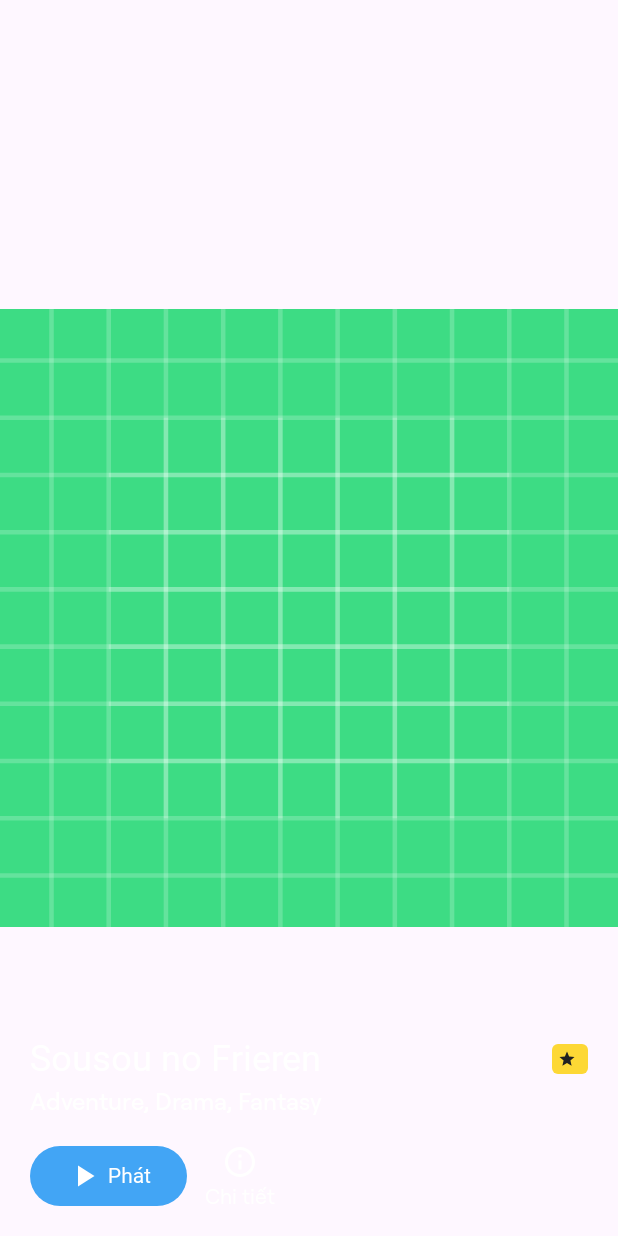
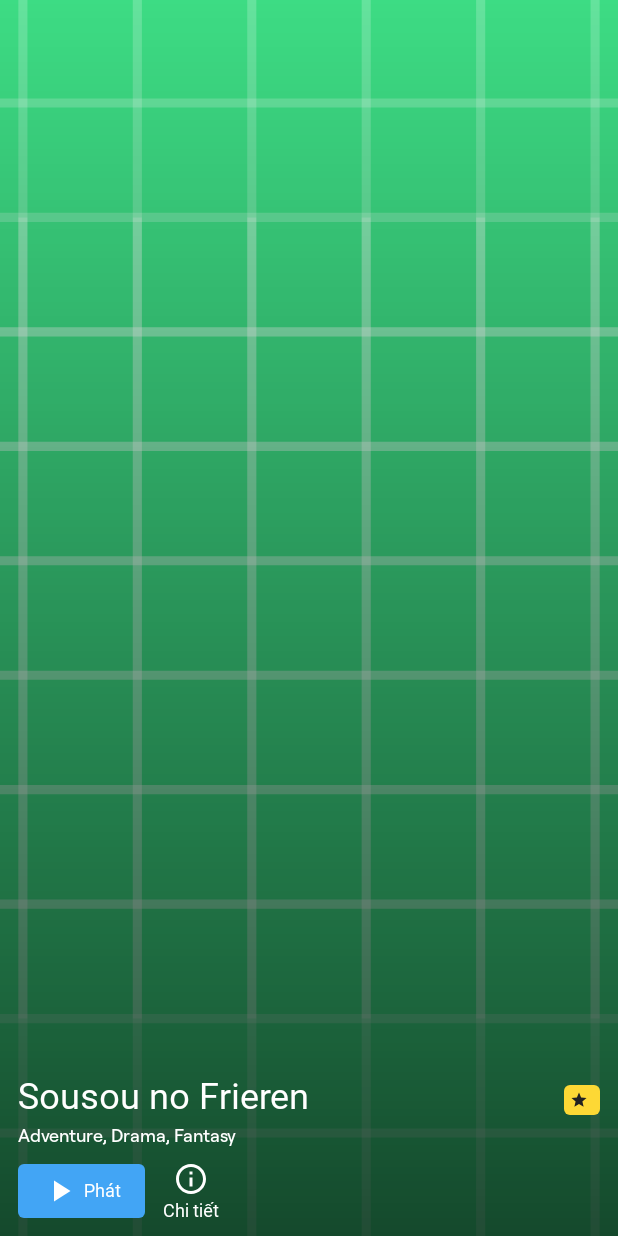
Before and after one commit to BaoLam2610/MrBeastAnime, an Android app: the layout item_top_anime_slider.xml on its own in the app's theme, with its tools: preview values and no code run, on a phone screen of 412 x 824 dp. Run offline under Robolectric (Android 15) with nearby library versions, the phone set to English and light mode, and no system bars; network calls fail.

Commit message:
Style: Refine UI and update dependencies
This commit refines the UI in `activity_main.xml` and `item_top_anime_slider.xml` and updates the `TopAnime` model to use `largeImageUrl` for thumbnails.

Key changes include:
- Modified `activity_main.xml` to use `LinearLayout` instead of `ConstraintLayout` and adjusted the layout parameters for the `FragmentContainerView` and `BottomNavigationView`.
- Updated the layout of `item_top_anime_slider.xml`:
    - Changed the `ImageView` for the thumbnail to have `layout_height="match_parent"` and added `scaleType="centerCrop"` and a foreground gradient.
    - Adjusted the margins and text styles for the score, title, and genres TextViews.
    - Changed the background drawable, background tint, and padding for the "Play" button.
- Added new drawable resources: `bg_thumbnail_placeholder.xml` (solid color placeholder), `bg_thumbnail_gradient.xml` (gradient overlay), and `bg_circle_placeholder.xml` (circular solid color).
- Modified `ImageViewBindingAdapters.kt` to use the `loadImage` extension function instead of `loadBlurImage` for the thumbnail.
- Updated the `TopAnime` model to use `images?.jpg?.largeImageUrl` for the thumbnail URL in the `displayThumbnail()` method.
- In `fragment_home.xml`, adjusted the height percentage of the `ViewPager2` and added a search button with a circular background.
- Added `semibold_12`, `semibold_20`, and updated `medium_24` text styles in `themes.xml`.

```diff
--- a/app/base/src/main/res/values/themes.xml
+++ b/app/base/src/main/res/values/themes.xml
@@ -69,6 +69,10 @@
     </style>
 
     <!-- Semibold Variants -->
+    <style name="semibold_12" parent="roobert_semibold">
+        <item name="android:textSize">12sp</item>
+    </style>
+
     <style name="semibold_14" parent="roobert_semibold">
         <item name="android:textSize">14sp</item>
     </style>
@@ -79,6 +83,10 @@
 
     <style name="semibold_18" parent="roobert_semibold">
         <item name="android:textSize">18sp</item>
+    </style>
+
+    <style name="semibold_20" parent="roobert_semibold">
+        <item name="android:textSize">20sp</item>
     </style>
 
     <style name="semibold_24" parent="roobert_semibold">
@@ -107,7 +115,7 @@
     </style>
 
     <style name="medium_24" parent="roobert_medium">
-        <item name="android:textSize">20sp</item>
+        <item name="android:textSize">24sp</item>
     </style>
 
     <!-- Regular Variants -->
--- a/app/src/main/java/com/lambao/mrbeast/data/model/top_anime/TopAnime.kt
+++ b/app/src/main/java/com/lambao/mrbeast/data/model/top_anime/TopAnime.kt
@@ -62,5 +62,5 @@ data class TopAnime(
 
     override fun displayScore() = score?.toString() ?: ""
 
-    override fun displayThumbnail() = images?.jpg?.imageUrl ?: ""
+    override fun displayThumbnail() = images?.jpg?.largeImageUrl ?: ""
 }
--- a/app/src/main/java/com/lambao/mrbeast/presentation/ui/binding/ImageViewBindingAdapters.kt
+++ b/app/src/main/java/com/lambao/mrbeast/presentation/ui/binding/ImageViewBindingAdapters.kt
@@ -3,6 +3,7 @@ package com.lambao.mrbeast.presentation.ui.binding
 import android.widget.ImageView
 import androidx.databinding.BindingAdapter
 import com.lambao.base.extension.loadBlurImage
+import com.lambao.base.extension.loadImage
 
 object ImageViewBindingAdapters {
     /**
@@ -29,7 +30,7 @@ object ImageViewBindingAdapters {
             return
         }
 
-        loadBlurImage(
+        loadImage(
             url = url,
             placeholder = placeholderResId,
             error = errorResId
--- /dev/null
+++ b/app/src/main/res/drawable/bg_circle_placeholder.xml
@@ -0,0 +1,6 @@
+<?xml version="1.0" encoding="utf-8"?>
+<shape xmlns:android="http://schemas.android.com/apk/res/android"
+    android:shape="oval">
+
+    <solid android:color="#3F000000" />
+</shape>
--- /dev/null
+++ b/app/src/main/res/drawable/bg_thumbnail_gradient.xml
@@ -0,0 +1,11 @@
+<?xml version="1.0" encoding="utf-8"?>
+<shape xmlns:android="http://schemas.android.com/apk/res/android"
+    android:shape="rectangle">
+
+    <gradient
+        android:angle="90"
+        android:endColor="#00ffffff"
+        android:startColor="#aa000000" />
+
+    <corners android:radius="0dp" />
+</shape>
--- /dev/null
+++ b/app/src/main/res/drawable/bg_thumbnail_placeholder.xml
@@ -0,0 +1,5 @@
+<?xml version="1.0" encoding="utf-8"?>
+<shape xmlns:android="http://schemas.android.com/apk/res/android"
+    android:shape="rectangle">
+    <solid android:color="#25000000" />
+</shape>
--- a/app/src/main/res/layout/item_top_anime_slider.xml
+++ b/app/src/main/res/layout/item_top_anime_slider.xml
@@ -19,8 +19,10 @@
         <ImageView
             android:id="@+id/ivThumbnail"
             android:layout_width="match_parent"
-            android:layout_height="wrap_content"
+            android:layout_height="match_parent"
             android:adjustViewBounds="true"
+            android:scaleType="centerCrop"
+            android:foreground="@drawable/bg_thumbnail_gradient"
             android:src="@drawable/ic_launcher_background"
             app:imageUrl="@{item.displayThumbnail()}"
             app:layout_constraintBottom_toBottomOf="parent"
@@ -32,7 +34,8 @@
             layout="@layout/layout_score_view"
             android:layout_width="wrap_content"
             android:layout_height="wrap_content"
-            android:layout_marginEnd="20dp"
+            android:layout_marginTop="4dp"
+            android:layout_marginEnd="12dp"
             android:visibility="@{item.shouldDisplayScore() &amp;&amp; item.shouldDisplayTitle() &amp;&amp; item.shouldDisplayGenres() ? View.VISIBLE : View.GONE, default=gone}"
             app:layout_constraintBottom_toBottomOf="@id/tvTitle"
             app:layout_constraintEnd_toEndOf="parent"
@@ -45,9 +48,11 @@
             style="@style/semibold_24"
             android:layout_width="0dp"
             android:layout_height="wrap_content"
-            android:layout_marginHorizontal="20dp"
+            android:layout_marginHorizontal="12dp"
             android:layout_marginBottom="4dp"
-            android:maxLines="2"
+            android:ellipsize="end"
+            android:maxLines="1"
+            android:text="@{item.displayTitle()}"
             android:textColor="@color/text_secondary"
             android:visibility="@{item.shouldDisplayTitle() ? View.VISIBLE : View.GONE, default=gone}"
             app:layout_constraintBottom_toTopOf="@id/tvGenres"
@@ -58,13 +63,14 @@
 
         <TextView
             android:id="@+id/tvGenres"
-            style="@style/medium_16"
+            style="@style/medium_12"
             android:layout_width="match_parent"
             android:layout_height="wrap_content"
-            android:layout_marginHorizontal="20dp"
-            android:layout_marginBottom="20dp"
+            android:layout_marginHorizontal="12dp"
+            android:layout_marginBottom="12dp"
             android:ellipsize="end"
             android:maxLines="1"
+            android:text="@{item.displayGenres()}"
             android:textColor="@color/text_secondary"
             android:visibility="@{item.shouldDisplayGenres() ? View.VISIBLE : View.GONE, default=gone}"
             app:layout_constraintBottom_toTopOf="@id/btnPlay"
@@ -75,14 +81,14 @@
             android:id="@+id/btnPlay"
             android:layout_width="wrap_content"
             android:layout_height="wrap_content"
-            android:layout_marginStart="20dp"
-            android:layout_marginBottom="20dp"
-            android:background="@drawable/bg_corner_1000"
+            android:layout_marginStart="12dp"
+            android:layout_marginBottom="12dp"
+            android:background="@drawable/bg_corner_4"
             android:backgroundTint="@color/button_primary"
             android:gravity="center"
             android:orientation="horizontal"
-            android:paddingHorizontal="24dp"
-            android:paddingVertical="8dp"
+            android:paddingHorizontal="16dp"
+            android:paddingVertical="6dp"
             app:layout_constraintBottom_toBottomOf="parent"
             app:layout_constraintStart_toStartOf="parent">
 
@@ -94,7 +100,7 @@
                 app:tint="@color/text_secondary" />
 
             <TextView
-                style="@style/semibold_14"
+                style="@style/semibold_12"
                 android:layout_width="wrap_content"
                 android:layout_height="wrap_content"
                 android:layout_marginStart="4dp"
@@ -121,7 +127,7 @@
                 app:tint="@color/text_secondary" />
 
             <TextView
-                style="@style/regular_14"
+                style="@style/semibold_12"
                 android:layout_width="wrap_content"
                 android:layout_height="wrap_content"
                 android:layout_marginTop="2dp"
```
Also changed, not shown: app/src/main/res/layout/activity_main.xml (+6 -9 lines), app/src/main/res/layout/fragment_home.xml (+15 -12 lines).
